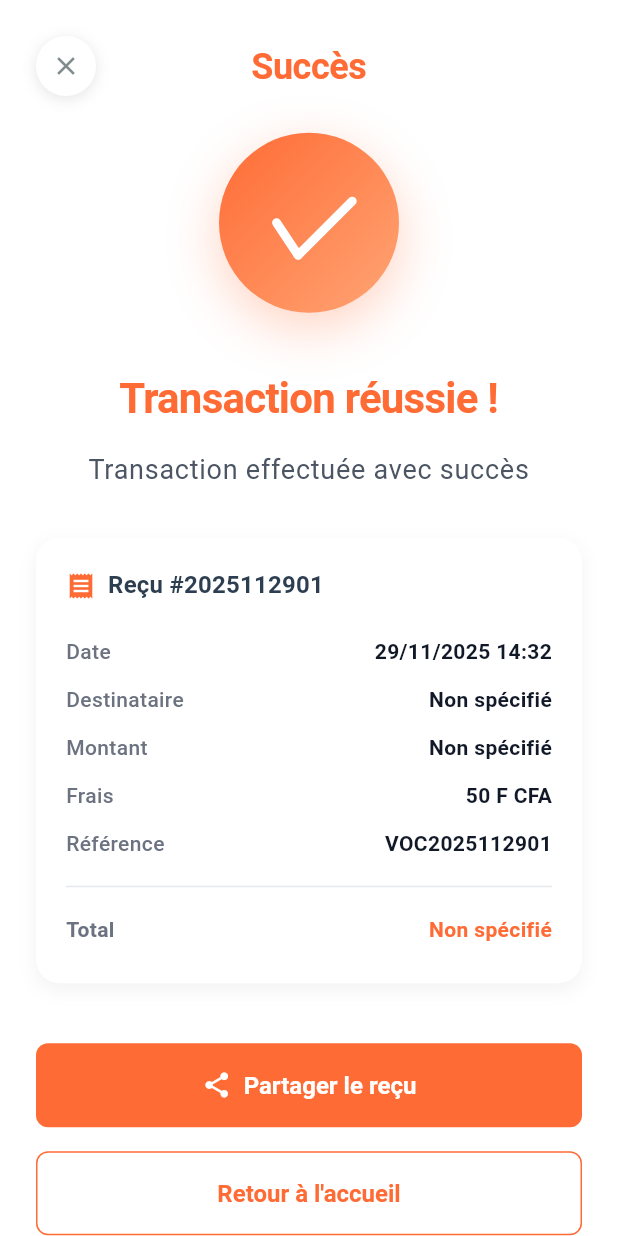
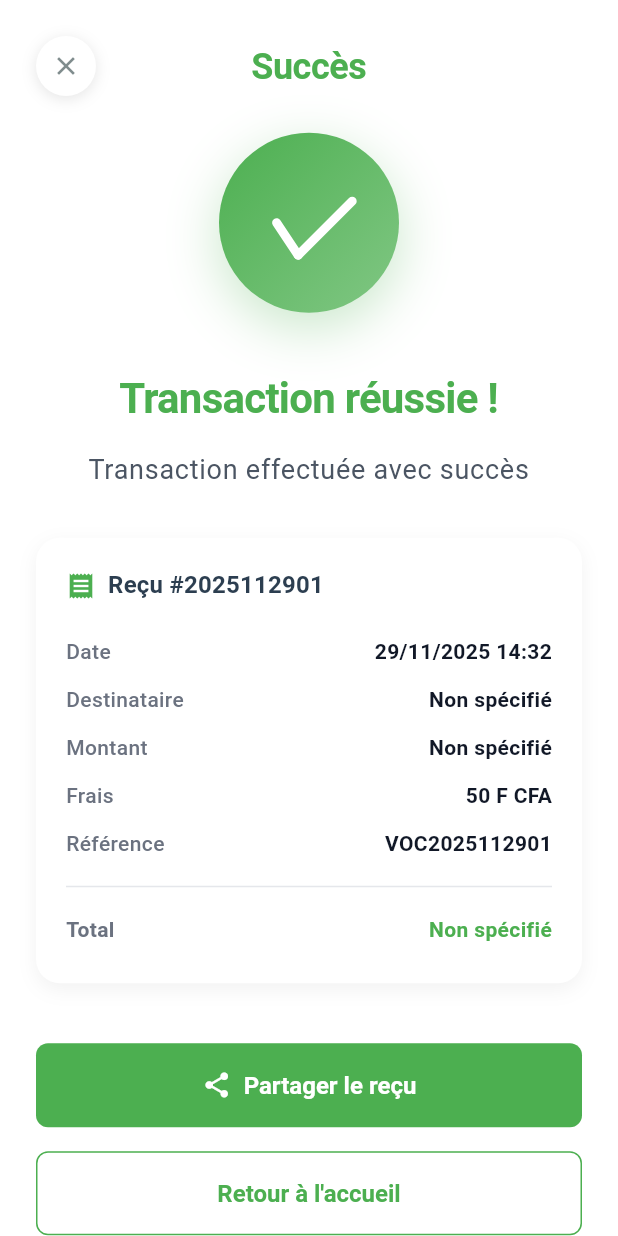
Before and after one commit to Mr-houngbo/vocalsafe, a Flutter app: the TransactionSuccessScreen screen opened by its route, on a phone screen of 412 x 824 dp. Run offline on Flutter 3.47's test engine with Material 3 defaults, Android fonts, the phone set to English and light mode, and no system bars; our stand-ins replace flutter_riverpod, flutter_tts, go_router, permission_handler, speech_to_text.

Commit message:
"Version 1.1.3 Remise en couleur"

```diff
--- a/lib/core/theme/app_theme.dart
+++ b/lib/core/theme/app_theme.dart
@@ -1,10 +1,10 @@
 import 'package:flutter/material.dart';
 
 class AppTheme {
-  // Couleurs principales - Orange et Blanc uniquement
-  static const Color primaryOrange = Color(0xFFFF6B35); // Orange vif pro
-  static const Color lightOrange = Color(0xFFFFA574);   // Orange clair
-  static const Color darkOrange = Color(0xFFE85D2C);   // Orange foncé
+  // Couleurs principales - Vert doux et Blanc uniquement
+  static const Color primaryGreen = Color(0xFF4CAF50); // Vert doux
+  static const Color lightGreen = Color(0xFF81C784);   // Vert clair
+  static const Color darkGreen = Color(0xFF388E3C);   // Vert foncé
   static const Color pureWhite = Color(0xFFFFFFFF);   // Blanc pur
   static const Color offWhite = Color(0xFFF8F9FA);    // Blanc cassé
   static const Color lightGray = Color(0xFFF5F5F5);   // Gris très clair
@@ -14,30 +14,30 @@ class AppTheme {
   static const Color textSecondary = Color(0xFF7F8C8D); // Texte secondaire
   static const Color textLight = Color(0xFFBDC3C7);   // Texte très clair
 
-  // Couleurs legacy pour compatibilité
-  static const Color primaryGreen = primaryOrange; // Alias pour compatibilité
-  static const Color lightGreen = lightOrange;     // Alias pour compatibilité
+  // Couleurs de compatibilité
+  static const Color primaryOrange = primaryGreen; // Alias pour compatibilité
+  static const Color lightOrange = lightGreen;     // Alias pour compatibilité
   static const Color backgroundLight = pureWhite;  // Alias pour compatibilité
   static const Color errorRed = Color(0xFFE74C3C); // Rouge pour erreurs
   static const Color errorLight = Color(0xFFFDEDEC); // Rouge clair pour erreurs
 
   // Gradients subtils
-  static const LinearGradient orangeGradient = LinearGradient(
-    colors: [primaryOrange, lightOrange],
+  static const LinearGradient greenGradient = LinearGradient(
+    colors: [primaryGreen, lightGreen],
     begin: Alignment.topLeft,
     end: Alignment.bottomRight,
   );
 
   // Gradient legacy pour compatibilité
-  static const LinearGradient greenGradient = orangeGradient; // Alias pour compatibilité
+  static const LinearGradient orangeGradient = greenGradient; // Alias pour compatibilité
 
   static ThemeData lightTheme = ThemeData(
-    primarySwatch: Colors.orange,
-    primaryColor: primaryOrange,
+    primarySwatch: Colors.green,
+    primaryColor: primaryGreen,
     scaffoldBackgroundColor: pureWhite,
     colorScheme: const ColorScheme.light(
-      primary: primaryOrange,
-      secondary: lightOrange,
+      primary: primaryGreen,
+      secondary: lightGreen,
       surface: pureWhite,
       background: pureWhite,
       error: Color(0xFFE74C3C),
@@ -102,7 +102,7 @@ class AppTheme {
         color: textPrimary,
       ),
       iconTheme: IconThemeData(
-        color: primaryOrange,
+        color: primaryGreen,
         size: 24,
       ),
     ),
@@ -110,7 +110,7 @@ class AppTheme {
     // Bottom Navigation Bar minimaliste
     bottomNavigationBarTheme: const BottomNavigationBarThemeData(
       backgroundColor: pureWhite,
-      selectedItemColor: primaryOrange,
+      selectedItemColor: primaryGreen,
       unselectedItemColor: textLight,
       type: BottomNavigationBarType.fixed,
       elevation: 0,
@@ -137,7 +137,7 @@ class AppTheme {
     // Elevated buttons minimalistes
     elevatedButtonTheme: ElevatedButtonThemeData(
       style: ElevatedButton.styleFrom(
-        backgroundColor: primaryOrange,
+        backgroundColor: primaryGreen,
         foregroundColor: pureWhite,
         elevation: 0,
         shadowColor: Colors.transparent,
@@ -155,8 +155,8 @@ class AppTheme {
     // Outline buttons minimalistes
     outlinedButtonTheme: OutlinedButtonThemeData(
       style: OutlinedButton.styleFrom(
-        foregroundColor: primaryOrange,
-        side: const BorderSide(color: primaryOrange, width: 1),
+        foregroundColor: primaryGreen,
+        side: const BorderSide(color: primaryGreen, width: 1),
         shape: RoundedRectangleBorder(
           borderRadius: BorderRadius.circular(8),
         ),
@@ -182,7 +182,7 @@ class AppTheme {
       ),
       focusedBorder: OutlineInputBorder(
         borderRadius: BorderRadius.circular(8),
-        borderSide: const BorderSide(color: primaryOrange, width: 2),
+        borderSide: const BorderSide(color: primaryGreen, width: 2),
       ),
       contentPadding: const EdgeInsets.symmetric(horizontal: 16, vertical: 12),
       hintStyle: const TextStyle(
```
